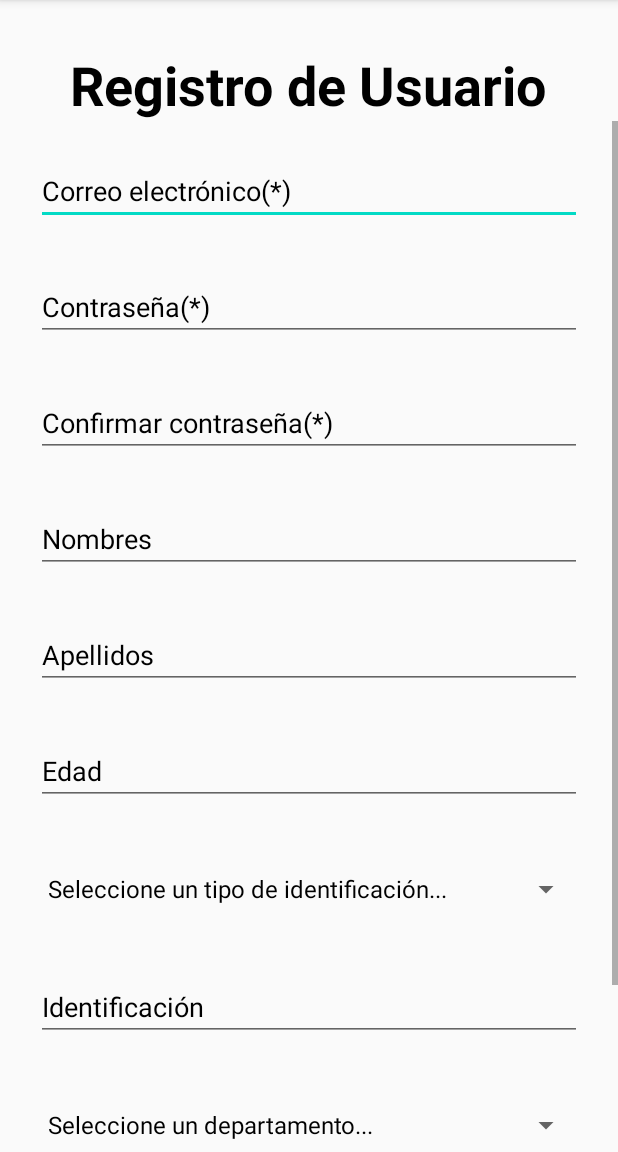
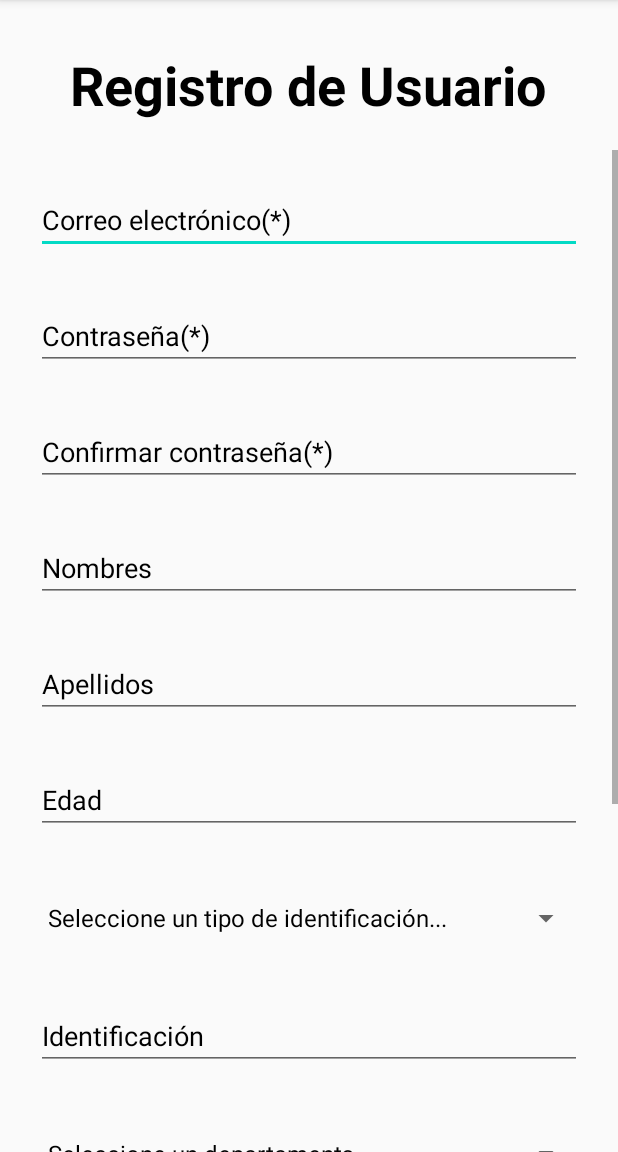
Before and after one commit to DRDTemporal/ProyectoCOVID, an Android app: the Registro screen opened directly, with no data from a screen before it, on a phone screen of 412 x 824 dp, the part 84-1236 px from its top. Run offline under Robolectric (Android 15) with nearby library versions, the phone set to English and light mode, and no system bars; our stand-ins replace Firebase (no records; nobody signed in at launch, a user with empty details on screens opened directly); libraries missing offline, so code that uses them is left out: io.paperdb; 2 statements that could not run were skipped.

Commit message:
cambio en registro

```diff
--- a/app/src/main/res/layout/activity_registro.xml
+++ b/app/src/main/res/layout/activity_registro.xml
@@ -22,9 +22,10 @@
 
     <ScrollView
         android:layout_width="match_parent"
-        android:layout_height="wrap_content"
+        android:layout_height="match_parent"
         app:layout_constraintBottom_toBottomOf="parent"
         app:layout_constraintEnd_toEndOf="parent"
+        android:layout_marginTop="100dp"
         app:layout_constraintStart_toStartOf="parent"
         app:layout_constraintTop_toBottomOf="@+id/textView"
         app:layout_constraintVertical_bias="0.0">
```
